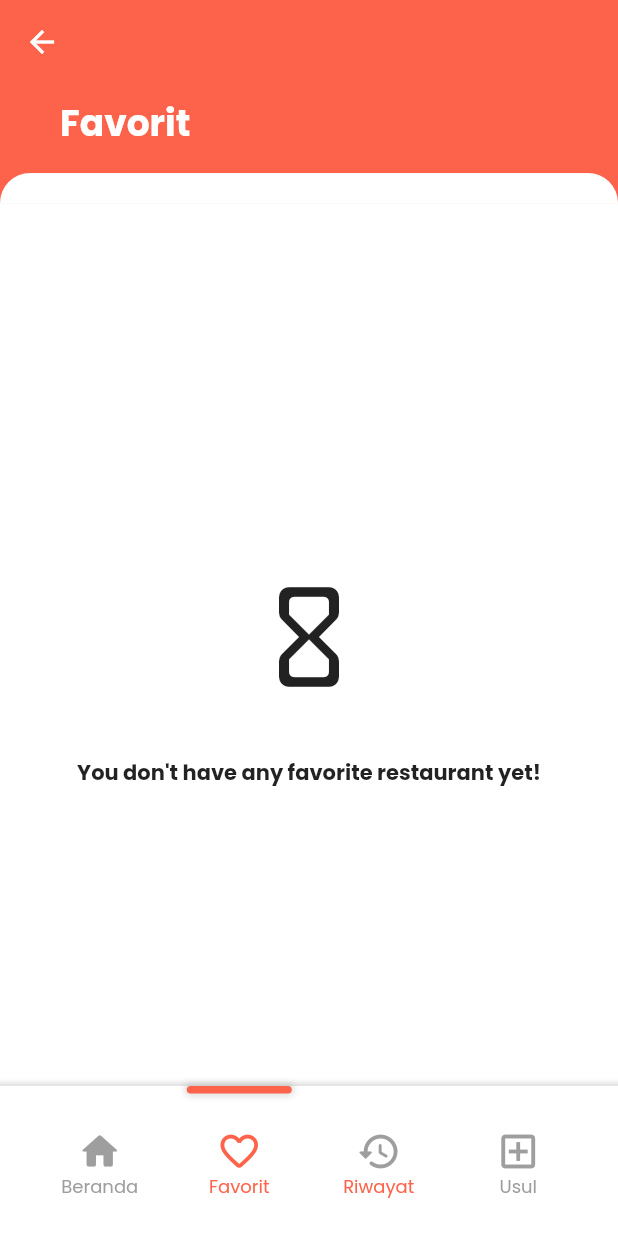
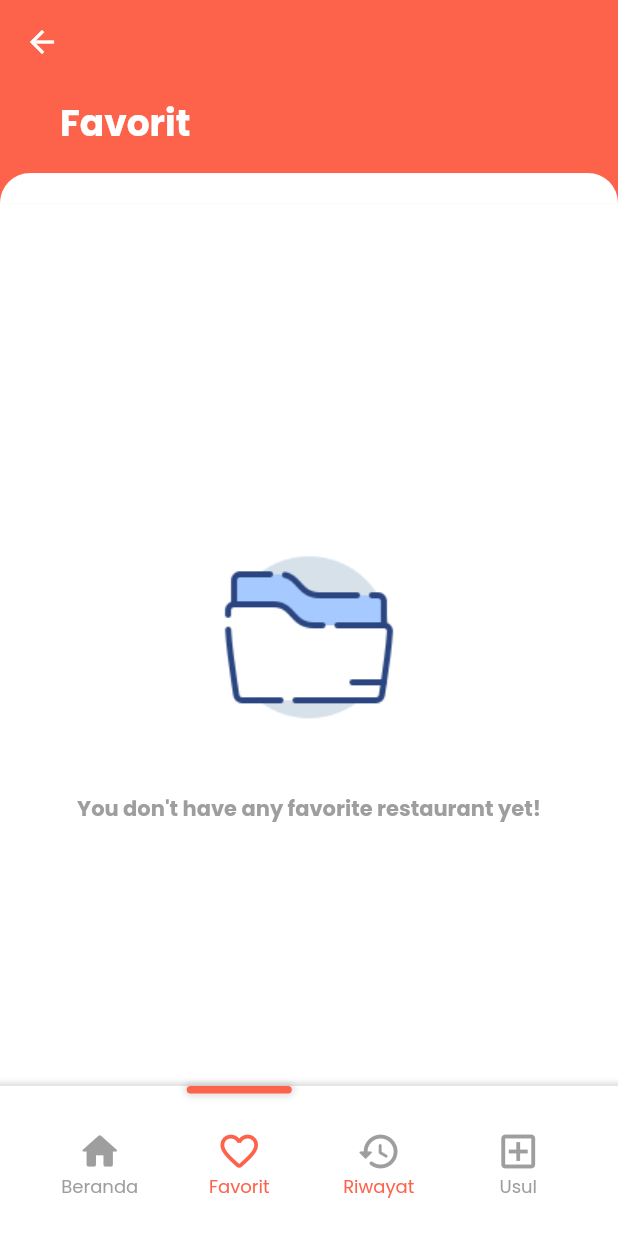
Before and after one commit to cikoedofebrian/locad-in, a Flutter app: the HomeNav screen opened by its route, item 2 of the bottom bar chosen, on a phone screen of 412 x 824 dp. Run offline on Flutter 3.47's test engine with Material 2 defaults, Android fonts, the phone set to English and light mode, and no system bars; our stand-ins replace email_validator, flutter_native_splash, google_fonts, loading_animation_widget, shared_preferences; accounts and stored records are empty; network calls fail; statements that could not run were skipped.

```diff
--- a/app/lib/constant/api.dart
+++ b/app/lib/constant/api.dart
@@ -1,5 +1,5 @@
 class Api {
-  static const ip = "http://172.20.10.13:3001";
+  static const ip = "https://f892-112-215-171-58.ap.ngrok.io";
   static const register = "$ip/auth/register";
   static const login = "$ip/auth/login";
   static const menu = "$ip/menu";
--- a/app/lib/main.dart
+++ b/app/lib/main.dart
@@ -3,11 +3,9 @@ import 'package:app/provider/menuprov.dart';
 import 'package:app/provider/userprov.dart';
 import 'package:app/view/page/forgotpassword.dart';
 import 'package:app/view/page/home_nav.dart';
-import 'package:app/view/page/homeex.dart';
 import 'package:app/view/page/login.dart';
 import 'package:app/view/page/profile.dart';
 import 'package:app/view/page/register.dart';
-import 'package:app/view/templates/defaultpage.dart';
 import 'package:flutter/material.dart';
 import 'package:flutter_native_splash/flutter_native_splash.dart';
 import 'package:google_fonts/google_fonts.dart';
--- a/app/lib/provider/menuprov.dart
+++ b/app/lib/provider/menuprov.dart
@@ -3,7 +3,6 @@ import 'package:app/constant/api.dart';
 import 'package:app/model/menumodel.dart';
 import 'package:flutter/material.dart';
 import 'package:http/http.dart' as http;
-import 'package:shared_preferences/shared_preferences.dart';
 
 class MenuProvider extends ChangeNotifier {
   List<MenuModel> _list = [];
@@ -27,10 +26,10 @@ class MenuProvider extends ChangeNotifier {
     final isAlreadyFavorite =
         _favoritelist.indexWhere((element) => element.id.toString() == id);
     if (isAlreadyFavorite >= 0) {
-      await http.delete(url, headers: {'Authorization': "Bearer ${token}"});
+      await http.delete(url, headers: {'Authorization': "Bearer $token"});
       _favoritelist.removeAt(isAlreadyFavorite);
     } else {
-      await http.post(url, headers: {'Authorization': "Bearer ${token}"});
+      await http.post(url, headers: {'Authorization': "Bearer $token"});
       final pickedMenu =
           _list.firstWhere((element) => element.id.toString() == id);
       favoriteList.add(pickedMenu);
--- a/app/lib/view/page/favorite.dart
+++ b/app/lib/view/page/favorite.dart
@@ -117,16 +117,15 @@ class Content extends StatelessWidget {
                       child: Column(
                         mainAxisAlignment: MainAxisAlignment.center,
                         children: [
-                          Icon(
-                            Icons.hourglass_empty_rounded,
-                            size: 80,
-                          ),
+                          Image.asset("assets/empty.png"),
                           SizedBox(
                             height: 40,
                           ),
                           Text(
                             "You don't have any favorite restaurant yet!",
-                            style: TextStyle(fontWeight: FontWeight.bold),
+                            style: TextStyle(
+                                fontWeight: FontWeight.bold,
+                                color: Colors.grey),
                           ),
                         ],
                       ),
--- a/app/lib/view/page/home_nav.dart
+++ b/app/lib/view/page/home_nav.dart
@@ -1,12 +1,12 @@
-import 'package:app/constant/appcolor.dart';
+import 'package:app/provider/menuprov.dart';
+import 'package:app/provider/userprov.dart';
 import 'package:app/view/page/favorite.dart';
 import 'package:app/view/page/history.dart';
 import 'package:app/view/page/homeex.dart';
 import 'package:app/view/page/request.dart';
 import 'package:app/view/widgets/custom_nav.dart';
 import 'package:flutter/material.dart';
-import 'package:flutter/src/widgets/framework.dart';
-import 'package:flutter/src/widgets/placeholder.dart';
+import 'package:provider/provider.dart';
 
 class HomeNav extends StatefulWidget {
   const HomeNav({super.key});
@@ -17,6 +17,16 @@ class HomeNav extends StatefulWidget {
 
 class _HomeNavState extends State<HomeNav> {
   int _selectedIndex = 0;
+  late Future future;
+  @override
+  void initState() {
+    future = Future.wait([
+      Provider.of<MenuProvider>(context, listen: false).fetchFavoriteData(
+          Provider.of<UserProvider>(context, listen: false).getToken),
+      Provider.of<MenuProvider>(context, listen: false).fetchMenuData()
+    ]);
+    super.initState();
+  }
 
   List _pageOption = [HomeEx(), FavoritePage(), History(), RequestPage()];
   void _onItemTapped(int newValue) {
@@ -29,7 +39,10 @@ class _HomeNavState extends State<HomeNav> {
   Widget build(BuildContext context) {
     return Scaffold(
         backgroundColor: Colors.white,
-        body: Stack(children: [
+        body: FutureBuilder(
+            future: future,
+            builder: (context, snapshot) {
+              return Stack(children: [
                 _pageOption[_selectedIndex],
                 Positioned(
                   left: 0,
@@ -37,7 +50,8 @@ class _HomeNavState extends State<HomeNav> {
                   right: 0,
                   child: CustomNav(onItemTapped: _onItemTapped),
                 )
-        ]));
+              ]);
+            }));
   }
 }
 
--- a/app/lib/view/page/homeex.dart
+++ b/app/lib/view/page/homeex.dart
@@ -11,13 +11,6 @@ class HomeEx extends StatelessWidget {
 
   @override
   Widget build(BuildContext context) {
-    return FutureBuilder(
-        future: Future.wait([
-          Provider.of<MenuProvider>(context, listen: false).fetchFavoriteData(
-              Provider.of<UserProvider>(context, listen: false).getToken),
-          Provider.of<MenuProvider>(context, listen: false).fetchMenuData()
-        ]),
-        builder: (context, snapshot) {
     return Stack(
       children: [
         Container(
@@ -44,7 +37,7 @@ class HomeEx extends StatelessWidget {
         )
       ],
     );
-        });
+    ;
   }
 }
 
@@ -184,12 +177,11 @@ class Content extends StatelessWidget {
                     padding: const EdgeInsets.symmetric(
                         horizontal: 32, vertical: 10),
                     child: Text(
-                      'Recommendation',
+                      'Special Offers!',
                       style:
                           TextStyle(fontWeight: FontWeight.bold, fontSize: 20),
                     ),
                   ),
-                  // RecommendedItem(),
                   SizedBox(
                     height: 160,
                     child: ListView.builder(
@@ -200,7 +192,17 @@ class Content extends StatelessWidget {
                     ),
                   ),
                   SizedBox(
-                    height: 20,
+                    height: 10,
+                  ),
+                  Container(
+                    alignment: Alignment.centerLeft,
+                    padding: const EdgeInsets.symmetric(
+                        horizontal: 32, vertical: 10),
+                    child: Text(
+                      'Recommendation',
+                      style:
+                          TextStyle(fontWeight: FontWeight.bold, fontSize: 20),
+                    ),
                   ),
                   ...menuProvider.list
                       .map(
--- a/app/pubspec.yaml
+++ b/app/pubspec.yaml
@@ -77,6 +77,7 @@ flutter:
   # To add assets to your application, add an assets section, like this:
   assets:
     - assets/profile.png
+    - assets/empty.png
     # - images/a_dot_burr.jpeg
     # - images/a_dot_ham.jpeg
 
```
Also changed, not shown: app/assets/empty.png (added). Lines whose indentation alone changed are shown as unchanged.
